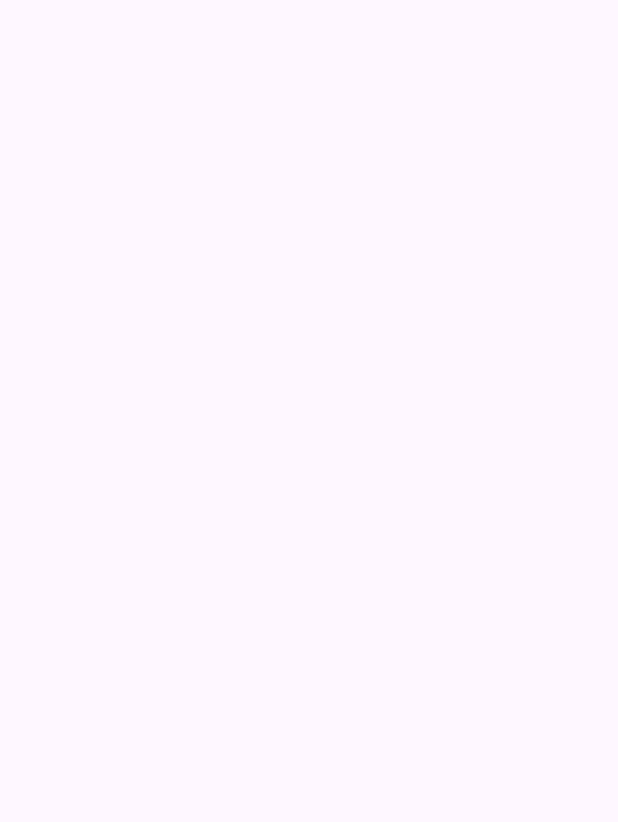
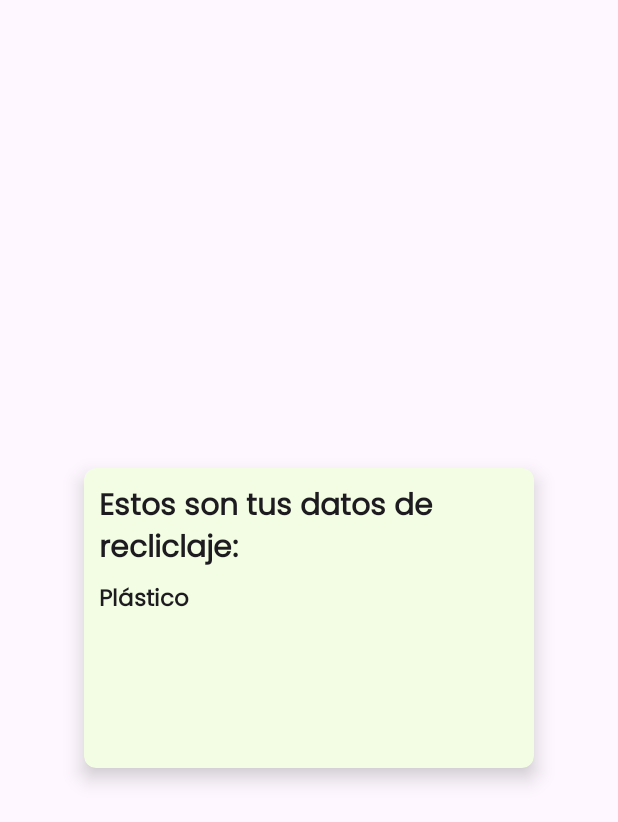
Before and after one commit to rodrione10/EcoFlex, an Android app: the Main screen opened directly, with no data from a screen before it, on a phone screen of 412 x 824 dp. Before the commit the part shown is empty. Shown: the top 822 px of the screen. Run offline under Robolectric (Android 15) with nearby library versions, the phone set to English and light mode, and no system bars.

Commit message:
Cardview flotante main creado ( sujeto a cambios)

```diff
--- a/app/build.gradle.kts
+++ b/app/build.gradle.kts
@@ -10,7 +10,7 @@ android {
     defaultConfig {
         applicationId = "com.example.ecoflex"
         minSdk = 24
-        targetSdk = 33
+        targetSdk = 34
         versionCode = 1
         versionName = "1.0"
 
@@ -31,6 +31,7 @@ android {
 
 dependencies {
 
+    implementation ("androidx.cardview:cardview:1.0.0")
     implementation("androidx.appcompat:appcompat:1.6.1")
     implementation("com.google.android.material:material:1.10.0")
     implementation("androidx.constraintlayout:constraintlayout:2.1.4")
--- a/app/src/main/res/layout/activity_main.xml
+++ b/app/src/main/res/layout/activity_main.xml
@@ -6,4 +6,41 @@
     android:layout_height="match_parent"
     tools:context=".Main">
 
+    <androidx.cardview.widget.CardView
+        android:layout_width="300dp"
+        android:layout_height="200dp"
+        app:layout_constraintTop_toTopOf="parent"
+        app:layout_constraintStart_toStartOf="parent"
+        app:layout_constraintEnd_toEndOf="parent"
+        app:layout_constraintBottom_toBottomOf="parent"
+        app:cardCornerRadius="8dp"
+        app:cardElevation="8dp"
+        android:backgroundTint="@color/verde3">>
+
+        <TextView android:id="@+id/titulo"
+            android:layout_width="wrap_content"
+            android:layout_height="wrap_content"
+            android:text="Estos son tus datos de recliclaje:"
+            style="@style/TextAppearance.Poppins"
+            android:textStyle="bold"
+            android:textSize="20dp"
+            android:padding="10dp">
+
+        </TextView>
+        <TextView
+            android:layout_width="wrap_content"
+            android:layout_height="wrap_content"
+            android:text="Plástico"
+            style="@style/TextAppearance.Poppins"
+            android:textStyle="bold"
+            android:textSize="15dp"
+            android:layout_marginTop="75dp"
+            android:layout_marginLeft="10dp">
+        </TextView>
+
+
+    </androidx.cardview.widget.CardView>
+
+
+
 </androidx.constraintlayout.widget.ConstraintLayout>
--- a/app/src/main/res/values-night/themes.xml
+++ b/app/src/main/res/values-night/themes.xml
@@ -1,7 +1,7 @@
 <resources xmlns:tools="http://schemas.android.com/tools">
     <!-- Base application theme. -->
     <style name="Base.Theme.EcoFLex" parent="Theme.Material3.DayNight.NoActionBar">
-        <!-- Customize your dark theme here. -->
-        <!-- <item name="colorPrimary">@color/my_dark_primary</item> -->
+        <item name="colorPrimary">@color/white</item>
+        <item name="android:windowIsTranslucent">true</item>
     </style>
 </resources>
--- a/app/src/main/res/values/themes.xml
+++ b/app/src/main/res/values/themes.xml
@@ -1,7 +1,7 @@
 <resources xmlns:tools="http://schemas.android.com/tools">
     <!-- Base application theme. -->
     <style name="Base.Theme.EcoFLex" parent="Theme.Material3.Light.NoActionBar">
-        <!-- Customize your light theme here. -->
+        <item name="android:windowContentTransitions">true</item>
         <item name="colorPrimary">@color/verde1</item>
         <item name="android:windowIsTranslucent">true</item>
     </style>
```
Also changed, not shown: app/src/main/res/drawable/edit_text_sin_redondeados.xml (added, +15 -0 lines).
